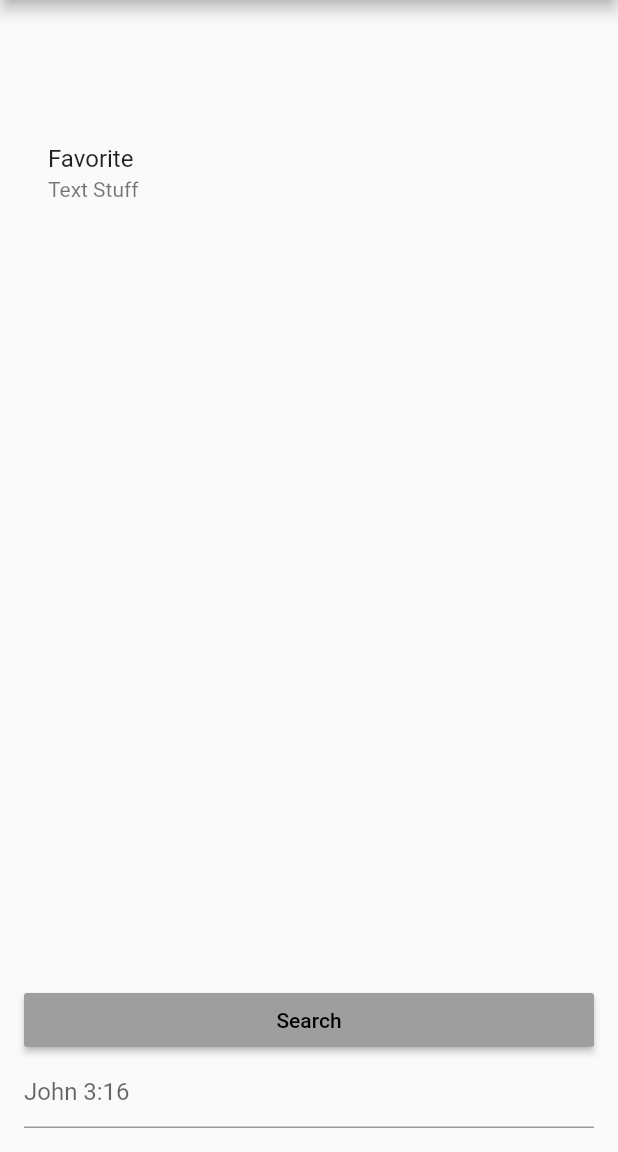
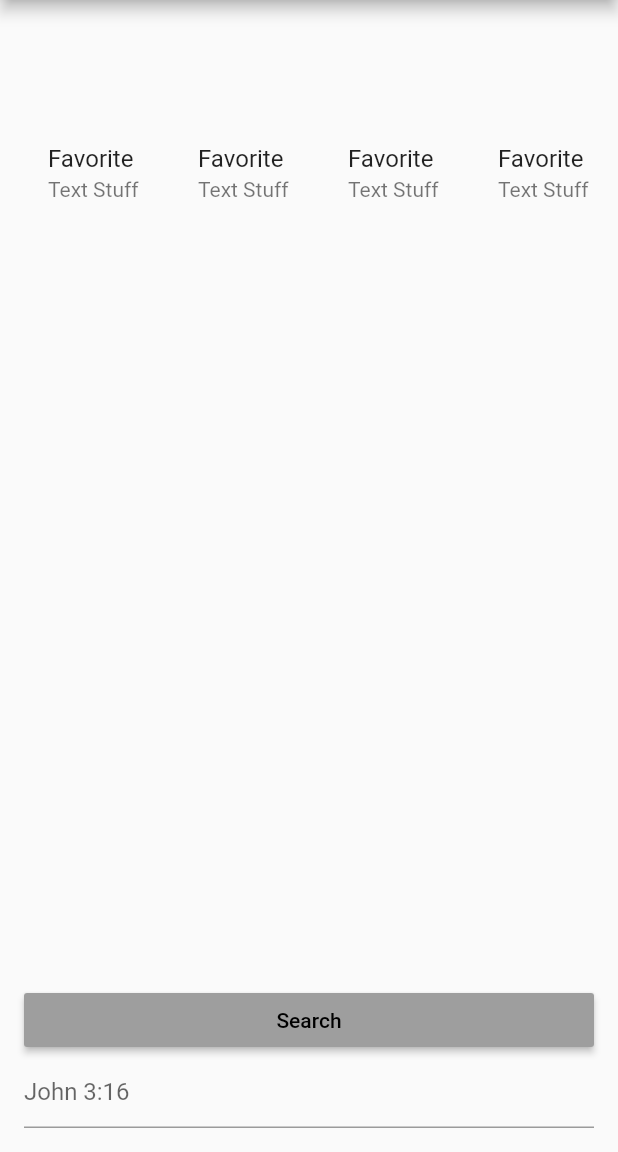
Before and after one commit to joshpetit/refbible, a Flutter app: the screen it shows after launch, on a phone screen of 412 x 824 dp, the part 84-1236 px from its top. Run offline on Flutter 3.47's test engine with Material 2 defaults, Android fonts, the phone set to English and light mode, and no system bars; our stand-ins replace fluttertoast; missing offline and left inert: bible, clipboard.

Commit message:
makes favorites list horizontal scrollable

```diff
--- a/lib/main.dart
+++ b/lib/main.dart
@@ -28,6 +28,10 @@ class _PassageInputState extends State<PassageInput> {
   final controller = TextEditingController();
   final verses = <MapEntry<String, String>>[];
   final favorites = <MapEntry<String, String>>[
+    MapEntry("Favorite", "Text Stuff"),
+    MapEntry("Favorite", "Text Stuff"),
+    MapEntry("Favorite", "Text Stuff"),
+    MapEntry("Favorite", "Text Stuff"),
     MapEntry("Favorite", "Text Stuff"),
     MapEntry("Favorite", "Text Stuff"),
   ];
@@ -129,15 +133,18 @@ class _PassageInputState extends State<PassageInput> {
     return ListView.builder(
         itemCount: favorites.length,
         shrinkWrap: true,
+        scrollDirection: Axis.horizontal,
         itemBuilder: (context, i) {
-          return Container(
+          return SizedBox(
+            width: 100,
             child: ListTile(
                 title: Text(favorites[i].key),
                 subtitle: Text(favorites[i].value),
                 onTap: () {
                   FlutterClipboard.copy(favorites[i].value);
                   Fluttertoast.showToast(msg: 'Copied to Clipboard');
-                  }));
+                }),
+          );
         });
   }
 }
```
Lines whose indentation alone changed are shown as unchanged.
